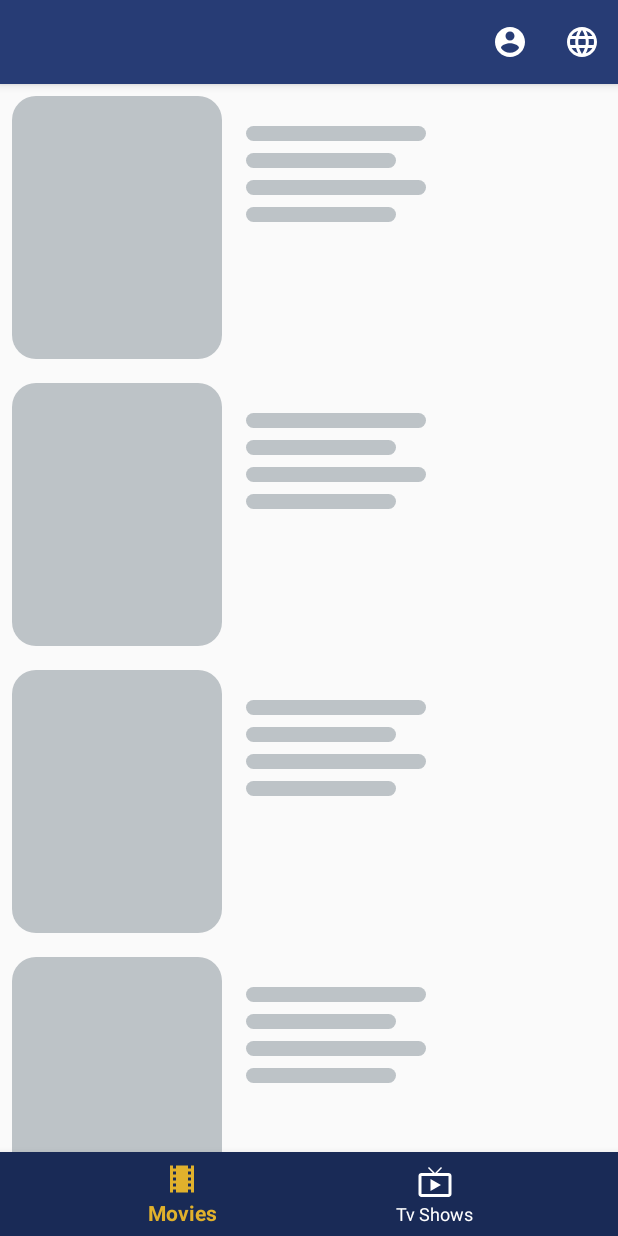
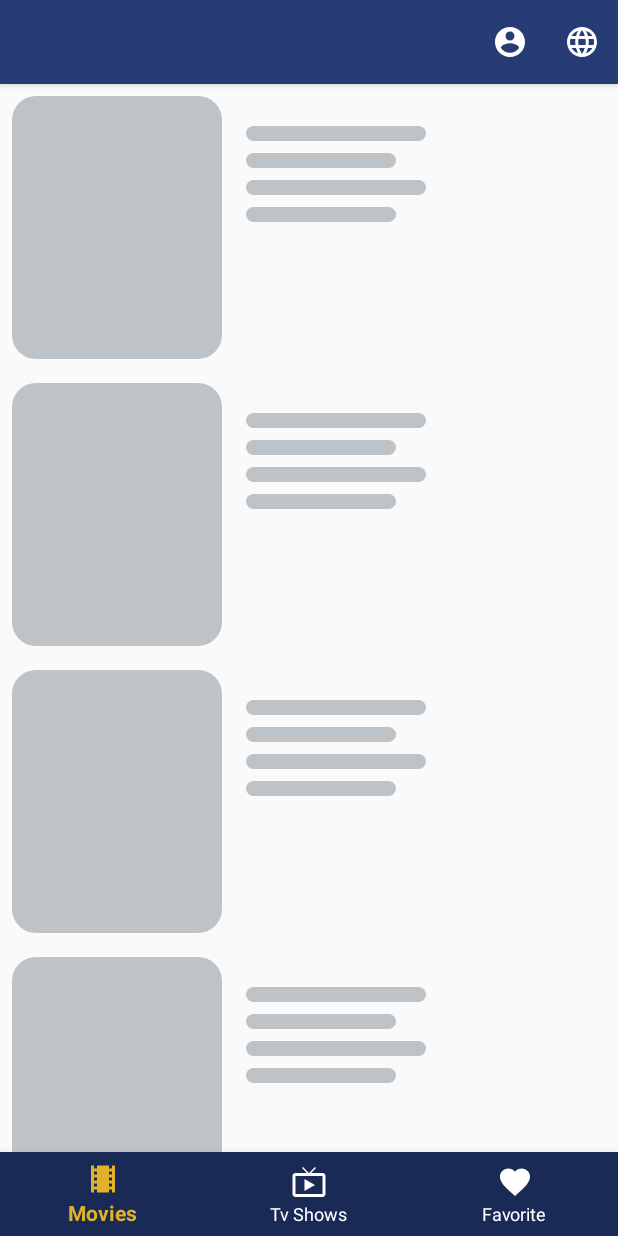
Before and after one commit to RobinNusantara/Dicoding-BFAA-Movie-Catalogue, an Android app: the screen it shows after launch (MainActivity), on a phone screen of 412 x 824 dp. Run offline under Robolectric (Android 15) with nearby library versions, the phone set to English and light mode, and no system bars; our stand-ins replace Shimmer; 1 statement that could not run was skipped.

Commit message:
Favorite View Pager

```diff
--- a/app/build.gradle
+++ b/app/build.gradle
@@ -41,6 +41,7 @@ dependencies {
 
     implementation 'com.github.huzenan:EasyTransition:v1.0.0'
     implementation 'com.jakewharton:butterknife:10.2.1'
+    implementation 'com.google.android.material:material:1.0.0'
     implementation 'com.squareup.retrofit2:retrofit:2.6.0'
     implementation 'com.squareup.retrofit2:converter-gson:2.6.0'
     implementation 'com.github.takusemba:multisnaprecyclerview:1.3.3'
--- a/app/src/main/java/com/informatika/umm/myapplication/MainActivity.java
+++ b/app/src/main/java/com/informatika/umm/myapplication/MainActivity.java
@@ -13,6 +13,7 @@ import androidx.appcompat.app.AppCompatActivity;
 import androidx.fragment.app.Fragment;
 
 import com.google.android.material.bottomnavigation.BottomNavigationView;
+import com.informatika.umm.myapplication.ui.favorite.FavoriteFragment;
 import com.informatika.umm.myapplication.ui.movies.MovieFragment;
 import com.informatika.umm.myapplication.ui.profile.ProfileActivity;
 import com.informatika.umm.myapplication.ui.tvshows.TvShowsFragment;
@@ -26,12 +27,17 @@ public class MainActivity extends AppCompatActivity {
             switch (menuItem.getItemId()) {
                 case R.id.navigation_movies:
                     fragment = new MovieFragment();
-                    getSupportFragmentManager().beginTransaction().replace(R.id.fragment_now_playing, fragment, fragment.getClass().getSimpleName()).commit();
+                    getSupportFragmentManager().beginTransaction().replace(R.id.fragment, fragment, fragment.getClass().getSimpleName()).commit();
                     return true;
                 case R.id.navigation_tvshows:
                     fragment = new TvShowsFragment();
-                    getSupportFragmentManager().beginTransaction().replace(R.id.fragment_now_playing, fragment, fragment.getClass().getSimpleName()).commit();
+                    getSupportFragmentManager().beginTransaction().replace(R.id.fragment, fragment, fragment.getClass().getSimpleName()).commit();
                     return true;
+                case R.id.navigation_favorite:
+                    fragment = new FavoriteFragment();
+                    getSupportFragmentManager().beginTransaction().replace(R.id.fragment, fragment, fragment.getClass().getSimpleName()).commit();
+                    return true;
+
             }
             return false;
         }
--- a/app/src/main/java/com/informatika/umm/myapplication/ui/movies/MovieDetailActivity.java
+++ b/app/src/main/java/com/informatika/umm/myapplication/ui/movies/MovieDetailActivity.java
@@ -5,6 +5,7 @@ import android.view.MenuItem;
 import android.widget.ImageView;
 import android.widget.RatingBar;
 import android.widget.TextView;
+import android.widget.Toast;
 
 import androidx.annotation.NonNull;
 import androidx.appcompat.app.AppCompatActivity;
@@ -32,7 +33,7 @@ import retrofit2.Response;
 public class MovieDetailActivity extends AppCompatActivity {
 
     public static final String EXTRA_MOVIE = "extra_movie";
-   TextView txtMovieTitle, txtMovieRelease, txtMovieScore, txtMovieRuntime, txtMovieGenre, txtMovieOverview, txtMovieSimilar;
+    TextView txtMovieTitle, txtMovieRelease, txtMovieScore, txtMovieRuntime, txtMovieGenre, txtMovieOverview, txtMovieSimilar;
 
     @Override
     protected void onCreate(Bundle savedInstanceState) {
@@ -115,7 +116,7 @@ public class MovieDetailActivity extends AppCompatActivity {
 
                 @Override
                 public void onFailure(@NonNull Call<MovieResponse> call, @NonNull Throwable t) {
-
+                    Toast.makeText(getApplicationContext(), "Failed to Load Similar Movie", Toast.LENGTH_SHORT).show();
                 }
             });
         }
--- /dev/null
+++ b/app/src/main/res/drawable/ic_favorite_black_24dp.xml
@@ -0,0 +1,5 @@
+<vector android:height="24dp" android:tint="#E8110E"
+    android:viewportHeight="24.0" android:viewportWidth="24.0"
+    android:width="24dp" xmlns:android="http://schemas.android.com/apk/res/android">
+    <path android:fillColor="#FF000000" android:pathData="M12,21.35l-1.45,-1.32C5.4,15.36 2,12.28 2,8.5 2,5.42 4.42,3 7.5,3c1.74,0 3.41,0.81 4.5,2.09C13.09,3.81 14.76,3 16.5,3 19.58,3 22,5.42 22,8.5c0,3.78 -3.4,6.86 -8.55,11.54L12,21.35z"/>
+</vector>
--- a/app/src/main/res/layout/activity_main.xml
+++ b/app/src/main/res/layout/activity_main.xml
@@ -19,7 +19,7 @@
         app:menu="@menu/bottom_nav_menu" />
 
     <FrameLayout
-        android:id="@+id/fragment_now_playing"
+        android:id="@+id/fragment"
         android:name="androidx.navigation.fragment.NavHostFragment"
         android:layout_width="0dp"
         android:layout_height="0dp"
--- a/app/src/main/res/menu/bottom_nav_menu.xml
+++ b/app/src/main/res/menu/bottom_nav_menu.xml
@@ -11,4 +11,9 @@
         android:icon="@drawable/ic_tvshows_black_24dp"
         android:title="@string/str_tv_shows" />
 
+    <item
+        android:id="@+id/navigation_favorite"
+        android:icon="@drawable/ic_favorite_black_24dp"
+        android:title="@string/str_favorite"/>
+
 </menu>
--- a/app/src/main/res/values/strings.xml
+++ b/app/src/main/res/values/strings.xml
@@ -29,6 +29,10 @@
     <string name="str_now_playing">Now Playing</string>
     <string name="str_similar_like">Similar to</string>
 
+    <!-- TODO: Remove or change this placeholder text -->
+    <string name="hello_blank_fragment">Hello blank fragment</string>
+    <string name="str_favorite">Favorite</string>
+
     <!-- TODO MOVIE ITEM -->
 
     <!-- TODO TV SHOWS ITEM -->
```
Also changed, not shown: app/src/main/java/com/informatika/umm/myapplication/adapter/SectionsPagerAdapter.java (added, +61 -0 lines), app/src/main/java/com/informatika/umm/myapplication/ui/favorite/FavMovieFragment.java (added, +32 -0 lines), app/src/main/java/com/informatika/umm/myapplication/ui/favorite/FavTvShowFragment.java (added, +29 -0 lines), app/src/main/java/com/informatika/umm/myapplication/ui/favorite/FavoriteFragment.java (added, +53 -0 lines), app/src/main/res/layout/fragment_fav_movie.xml (added, +14 -0 lines), app/src/main/res/layout/fragment_fav_tv_show.xml (added, +14 -0 lines), app/src/main/res/layout/fragment_favorite.xml (added, +24 -0 lines).
